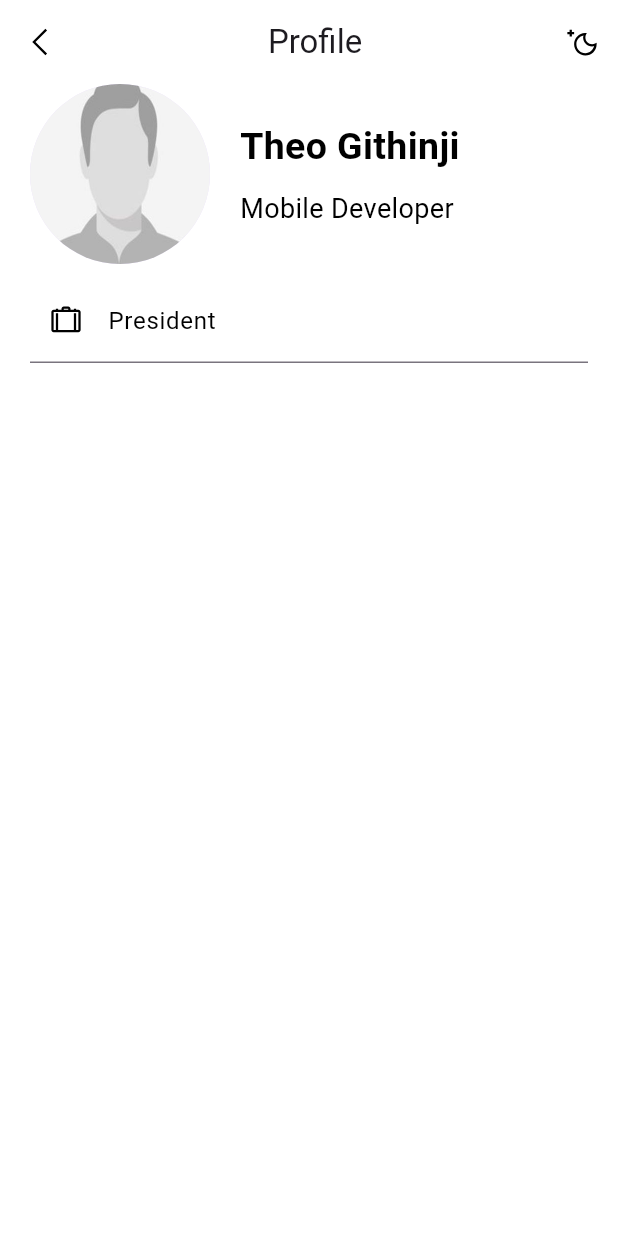
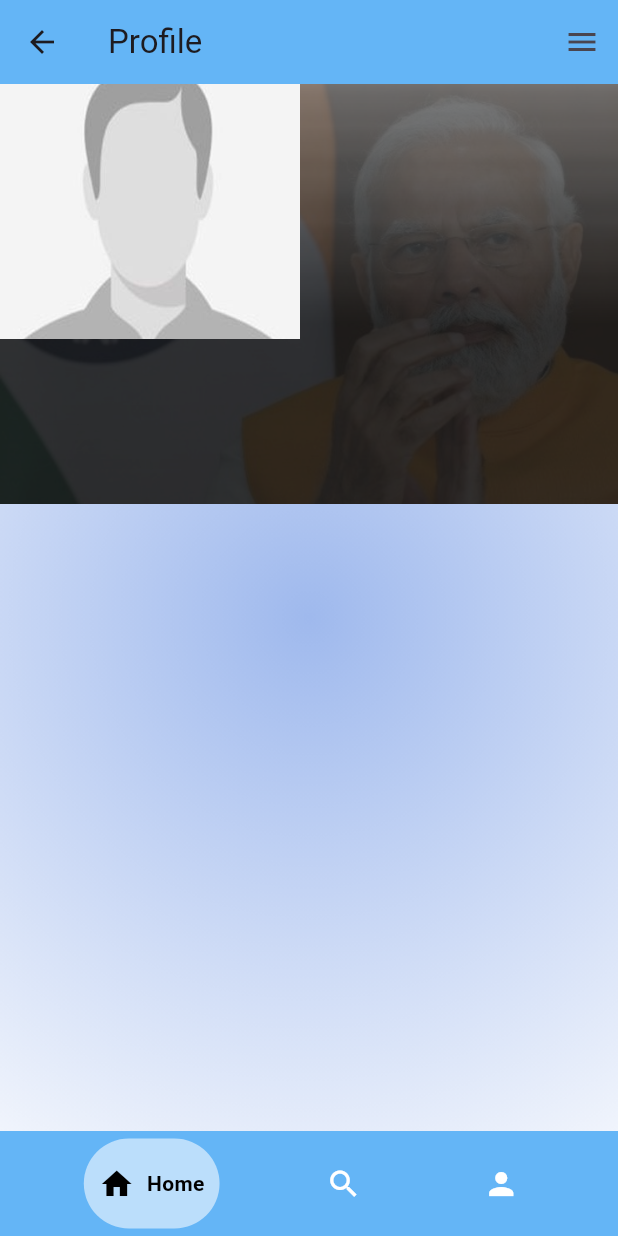
Before and after one commit to Kunal-63/NamoWaveAI, a Flutter app: the ProfileScreen screen opened by its route, on a phone screen of 412 x 824 dp. Run offline on Flutter 3.47's test engine with Material 3 defaults, Android fonts, the phone set to English and light mode, and no system bars; drawn by our look-alikes of google_nav_bar; our stand-ins replace carousel_slider, image_picker, line_awesome_flutter, pinput.

Commit message:
working on profile screen

```diff
--- a/lib/main.dart
+++ b/lib/main.dart
@@ -4,7 +4,7 @@ import 'package:theog/pages/home_screen.dart';
 // import 'package:theog/pages/landing_screen.dart';
 import 'package:theog/pages/login.dart';
 import 'package:theog/pages/otp.dart';
-import 'package:theog/pages/profile.dart';
+import 'package:theog/pages/profile_screen.dart';
 import 'package:theog/pages/register_screen.dart';
 // import 'package:tesing/pages/landing_screen.dart';
 //
--- a/lib/pages/home_screen.dart
+++ b/lib/pages/home_screen.dart
@@ -35,6 +35,11 @@ class _HomeScreenState extends State<HomeScreen> {
           tabBackgroundColor: Colors.blue[100]!,
           tabMargin: EdgeInsets.all(5),
           gap: 8,
+          onTabChange: (value) {
+            if (value == 2) {
+              Navigator.pushNamed(context, '/profile');
+            }
+          },
           padding: const EdgeInsets.symmetric(horizontal: 10, vertical: 18),
           iconSize: 24,
           tabs: [
--- a/lib/pages/profile.dart
+++ /dev/null
@@ -1,90 +0,0 @@
-import 'package:flutter/material.dart';
-import 'package:line_awesome_flutter/line_awesome_flutter.dart';
-
-class ProfileScreen extends StatelessWidget {
-  const ProfileScreen({super.key});
-
-  @override
-  Widget build(BuildContext context) {
-    var isDark = MediaQuery.of(context).platformBrightness == Brightness.dark;
-    return Scaffold(
-        backgroundColor: isDark ? Colors.black : Colors.white,
-        appBar: AppBar(
-          backgroundColor: Colors.transparent,
-          elevation: 0.0,
-          leading: Icon(LineAwesomeIcons.angle_left,
-              color: isDark ? Colors.white : Colors.black),
-          title: const Center(child: const Text('Profile')),
-          actions: [
-            IconButton(
-              icon: Icon(isDark ? LineAwesomeIcons.sun : LineAwesomeIcons.moon,
-                  color: isDark ? Colors.white : Colors.black),
-              onPressed: () {},
-            ),
-          ],
-        ),
-        body: Center(
-          child: Column(
-            // mainAxisAlignment: MainAxisAlignment.center,
-            children: [
-              Row(
-                // mainAxisAlignment: MainAxisAlignment.center,
-                children: [
-                  SizedBox(
-                    width: 20.0,
-                  ),
-                  CircleAvatar(
-                    radius: 60.0,
-                    backgroundImage: AssetImage('assets/dummy.jpg'),
-                  ),
-                  SizedBox(
-                    width: 20.0,
-                  ),
-                  Column(
-                    crossAxisAlignment: CrossAxisAlignment.start,
-                    children: [
-                      Text(
-                        'Theo Githinji',
-                        style: TextStyle(
-                          fontSize: 25.0,
-                          fontWeight: FontWeight.bold,
-                          color: isDark ? Colors.white : Colors.black,
-                        ),
-                      ),
-                      const SizedBox(height: 10.0),
-                      Text(
-                        'Mobile Developer',
-                        style: TextStyle(
-                          fontSize: 18.0,
-                          color: isDark ? Colors.white : Colors.black,
-                        ),
-                      ),
-                    ],
-                  ),
-                ],
-              ),
-              const SizedBox(height: 10.0),
-              Container(
-                margin: EdgeInsets.symmetric(horizontal: 20.0),
-                child: TextField(
-                  decoration: InputDecoration(
-                    hintText: 'Theo Githinji',
-                    labelText: 'President',
-                    labelStyle: TextStyle(
-                      color: isDark ? Colors.white : Colors.black,
-                    ),
-                    hintStyle: TextStyle(
-                      color: isDark ? Colors.white : Colors.black,
-                    ),
-                    prefixIcon: Icon(
-                      LineAwesomeIcons.suitcase,
-                      color: isDark ? Colors.white : Colors.black,
-                    ),
-                  ),
-                ),
-              ),
-            ],
-          ),
-        ));
-  }
-}
--- a/lib/pages/profile_screen.dart
+++ b/lib/pages/profile_screen.dart
@@ -0,0 +1,85 @@
+import 'package:flutter/material.dart';
+import 'package:google_nav_bar/google_nav_bar.dart';
+// import 'package:line_awesome_flutter/line_awesome_flutter.dart';
+
+class ProfileScreen extends StatefulWidget {
+  const ProfileScreen({super.key});
+
+  @override
+  State<ProfileScreen> createState() => _ProfileScreenState();
+}
+
+class _ProfileScreenState extends State<ProfileScreen> {
+  @override
+  Widget build(BuildContext context) {
+    return Container(
+      decoration: const BoxDecoration(
+        image: DecorationImage(
+          image: AssetImage('assets/login_background.png'),
+          fit: BoxFit.cover,
+        ),
+      ),
+      child: Scaffold(
+          backgroundColor: Colors.transparent,
+          appBar: AppBar(
+            backgroundColor: Colors.blue[300]!,
+            elevation: 0.0,
+            title: const Text('Profile'),
+            actions: [
+              IconButton(
+                onPressed: () {},
+                icon: const Icon(Icons.menu),
+              ),
+            ],
+          ),
+          body: SingleChildScrollView(
+            child: Column(
+              children: [
+                Stack(
+                  children: [
+                    Image.asset(
+                      'assets/login1.png',
+                      height: 280,
+                      width: double.infinity,
+                      fit: BoxFit.cover,
+                    ),
+                    Positioned(
+                        child: Image.asset(
+                      'assets/dummy.jpg',
+                      height: 170,
+                      width: 200,
+                      fit: BoxFit.cover,
+                    ))
+                  ],
+                )
+              ],
+            ),
+          ),
+          bottomNavigationBar: GNav(
+            mainAxisAlignment: MainAxisAlignment.spaceEvenly,
+            backgroundColor: Colors.blue[300]!,
+            activeColor: Colors.black,
+            color: Colors.white,
+            tabBackgroundColor: Colors.blue[100]!,
+            tabMargin: EdgeInsets.all(5),
+            gap: 8,
+            padding: const EdgeInsets.symmetric(horizontal: 10, vertical: 18),
+            iconSize: 24,
+            tabs: [
+              GButton(
+                icon: Icons.home,
+                text: 'Home',
+              ),
+              GButton(
+                icon: Icons.search,
+                text: 'Search',
+              ),
+              GButton(
+                icon: Icons.person,
+                text: 'Profile',
+              ),
+            ],
+          )),
+    );
+  }
+}
```
Also changed, not shown: lib/pages/register_screen.dart (+86 -3 lines), assets/landing_screen1.png (deleted), assets/landing_screen2.png (deleted), assets/landing_screen3.png (deleted), assets/sample_photo.png (added).
